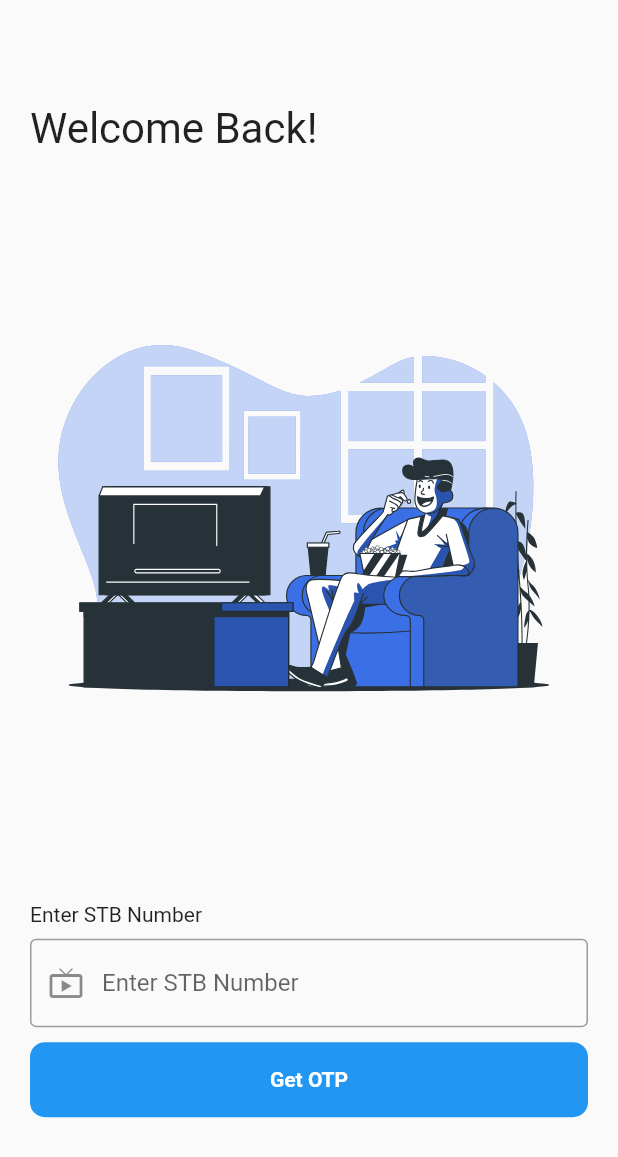
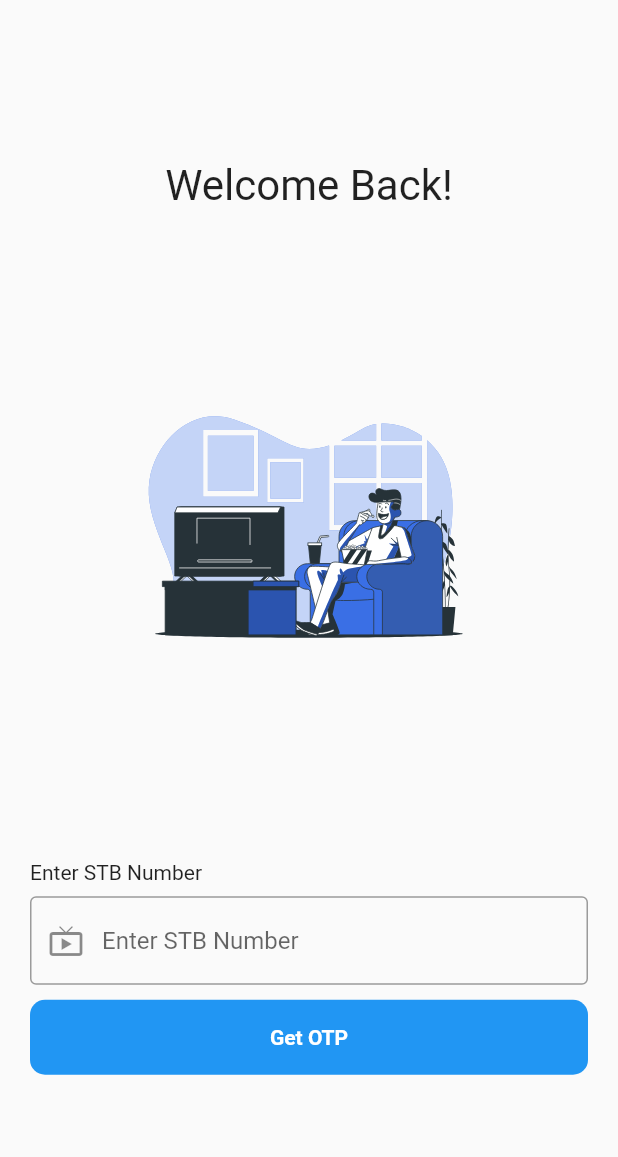
Before and after one commit to balaji-sivasakthi/cabzpay, a Flutter app: the AuthScreen screen opened directly, on a phone screen of 412 x 824 dp. Shown: the top 1157 px of the screen. Run offline on Flutter 3.47's test engine with Material 2 defaults, Android fonts, the light colour scheme and no system bars; our stand-ins replace flutter_svg, smooth_page_indicator; missing offline and left inert: dart:ffi.

```diff
--- a/lib/screens/auth/login_screen.dart
+++ b/lib/screens/auth/login_screen.dart
@@ -25,7 +25,7 @@ class _AuthScreenState extends State<AuthScreen> {
         padding: EdgeInsets.all(20),
         child: Column(
           mainAxisAlignment: MainAxisAlignment.spaceEvenly,
-          crossAxisAlignment: CrossAxisAlignment.start,
+          crossAxisAlignment: CrossAxisAlignment.center,
           children: [
 
             Column(
@@ -34,7 +34,7 @@ class _AuthScreenState extends State<AuthScreen> {
               Text("Welcome Back!",style: TextStyle(fontSize:28)),
 
             ]),
-            SvgPicture.asset("assets/images/auth.svg"),
+            SvgPicture.asset("assets/images/auth.svg",height: 250,width: double.infinity,),
             Container(child: Column(
               crossAxisAlignment: CrossAxisAlignment.start,
               children: [
@@ -59,7 +59,7 @@ class _AuthScreenState extends State<AuthScreen> {
               },
                child: Container(
                 height: 50,
-                margin: EdgeInsets.symmetric(vertical: 10),
+                margin: EdgeInsets.only(top: 10),
                 child: Center(child: Text("Get OTP",style: TextStyle(color: Colors.white,fontWeight: FontWeight.bold),),),
                 decoration: BoxDecoration(
                         color: Colors.blue,
```
Also changed, not shown: lib/firebase_options.dart (deleted), pubspec.lock.
